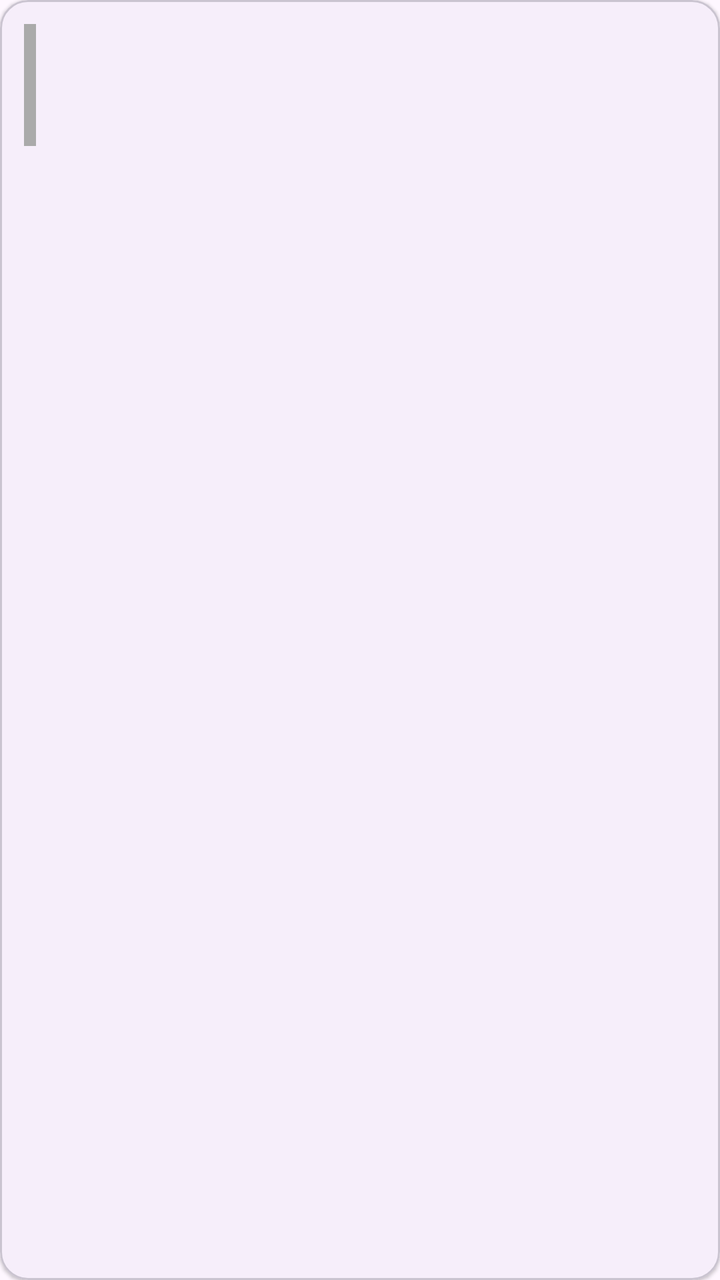
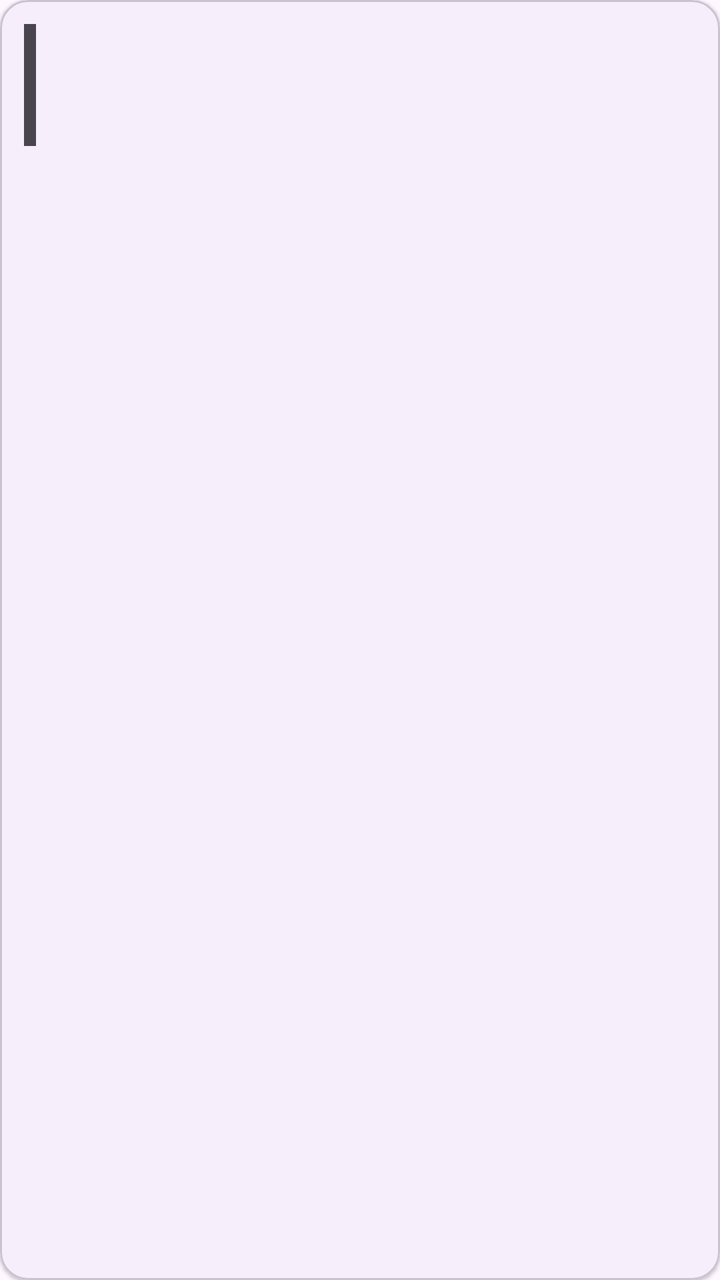

The first picture is an Android layout as it rendered before a commit; the second is the same layout after the commit. The layout source and the unified diff follow.
<!-- AndroidManifest.xml: application theme Theme.ClassSchedule -->
<!-- res/layout/item_day_course.xml -->
<?xml version="1.0" encoding="utf-8"?>
<com.google.android.material.card.MaterialCardView xmlns:android="http://schemas.android.com/apk/res/android"
    xmlns:app="http://schemas.android.com/apk/res-auto"
    android:layout_width="match_parent"
    android:layout_height="wrap_content"
    android:layout_marginStart="16dp"
    android:layout_marginEnd="16dp"
    android:layout_marginTop="8dp"
    android:clickable="true"
    android:focusable="true"
    app:cardCornerRadius="14dp"
    app:cardElevation="1dp">

    <LinearLayout
        android:layout_width="match_parent"
        android:layout_height="wrap_content"
        android:orientation="horizontal"
        android:padding="12dp">

        <View
            android:id="@+id/item_color_bar"
            android:layout_width="6dp"
            android:layout_height="match_parent"
            android:background="@android:color/darker_gray" />

        <LinearLayout
            android:layout_width="0dp"
            android:layout_height="wrap_content"
            android:layout_marginStart="12dp"
            android:layout_weight="1"
            android:orientation="vertical">

            <LinearLayout
                android:layout_width="match_parent"
                android:layout_height="wrap_content"
                android:gravity="center_vertical"
                android:orientation="horizontal">

                <TextView
                    android:id="@+id/item_course_name"
                    android:layout_width="0dp"
                    android:layout_height="wrap_content"
                    android:layout_weight="1"
                    android:textColor="?attr/colorOnSurface"
                    android:textSize="16sp"
                    android:textStyle="bold" />

                <TextView
                    android:id="@+id/item_weeks"
                    android:layout_width="wrap_content"
                    android:layout_height="wrap_content"
                    android:layout_marginStart="8dp"
                    android:textColor="?attr/colorOnSurfaceVariant"
                    android:textSize="12sp" />
            </LinearLayout>

            <TextView
                android:id="@+id/item_time"
                android:layout_width="wrap_content"
                android:layout_height="wrap_content"
                android:layout_marginTop="2dp"
                android:textColor="?attr/colorOnSurfaceVariant"
                android:textSize="13sp" />

            <TextView
                android:id="@+id/item_teacher_room"
                android:layout_width="wrap_content"
                android:layout_height="wrap_content"
                android:layout_marginTop="2dp"
                android:textColor="?attr/colorOnSurfaceVariant"
                android:textSize="13sp" />
        </LinearLayout>
    </LinearLayout>
</com.google.android.material.card.MaterialCardView>
<!-- resources referenced by this layout -->
<resources>
  <style name="Theme.ClassSchedule" parent="Theme.Material3.DayNight.NoActionBar" />
</resources>

<!-- the commit's change to res/layout/item_day_course.xml (unified diff, before → after) -->
@@ -21,7 +21,7 @@
             android:id="@+id/item_color_bar"
             android:layout_width="6dp"
             android:layout_height="match_parent"
-            android:background="@android:color/darker_gray" />
+            android:background="?attr/colorOnSurfaceVariant" />
 
         <LinearLayout
             android:layout_width="0dp"
